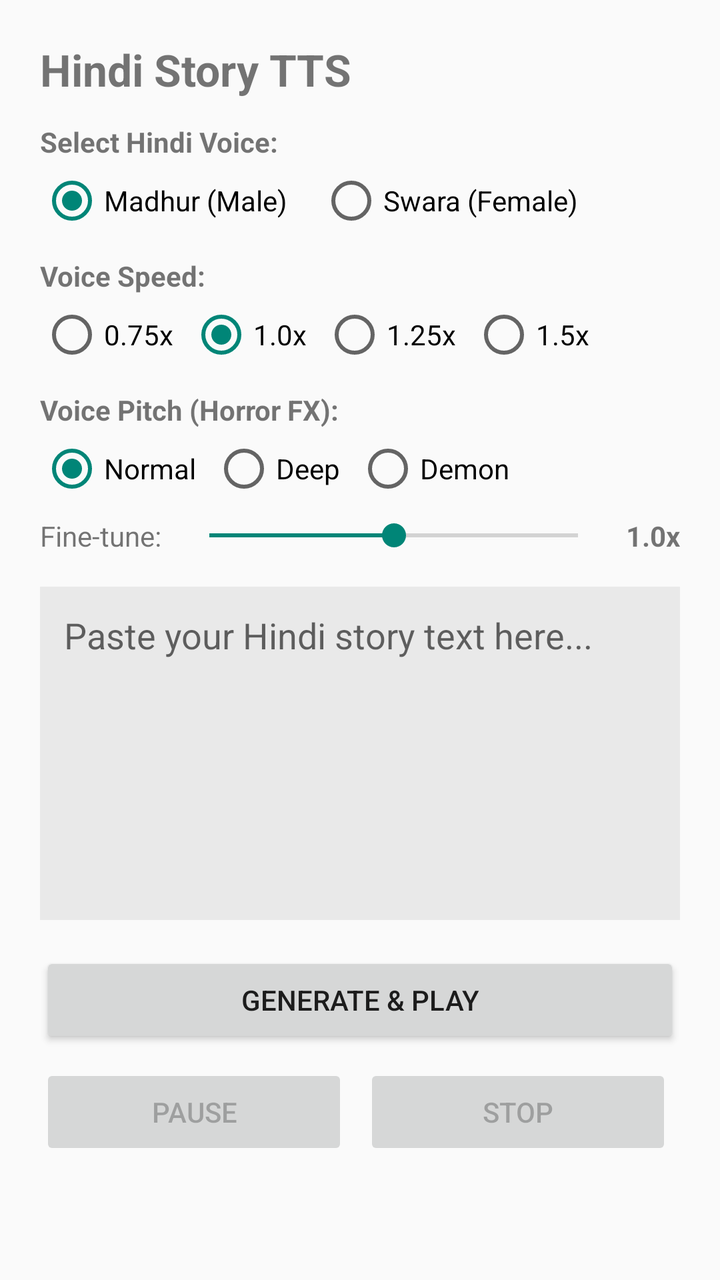
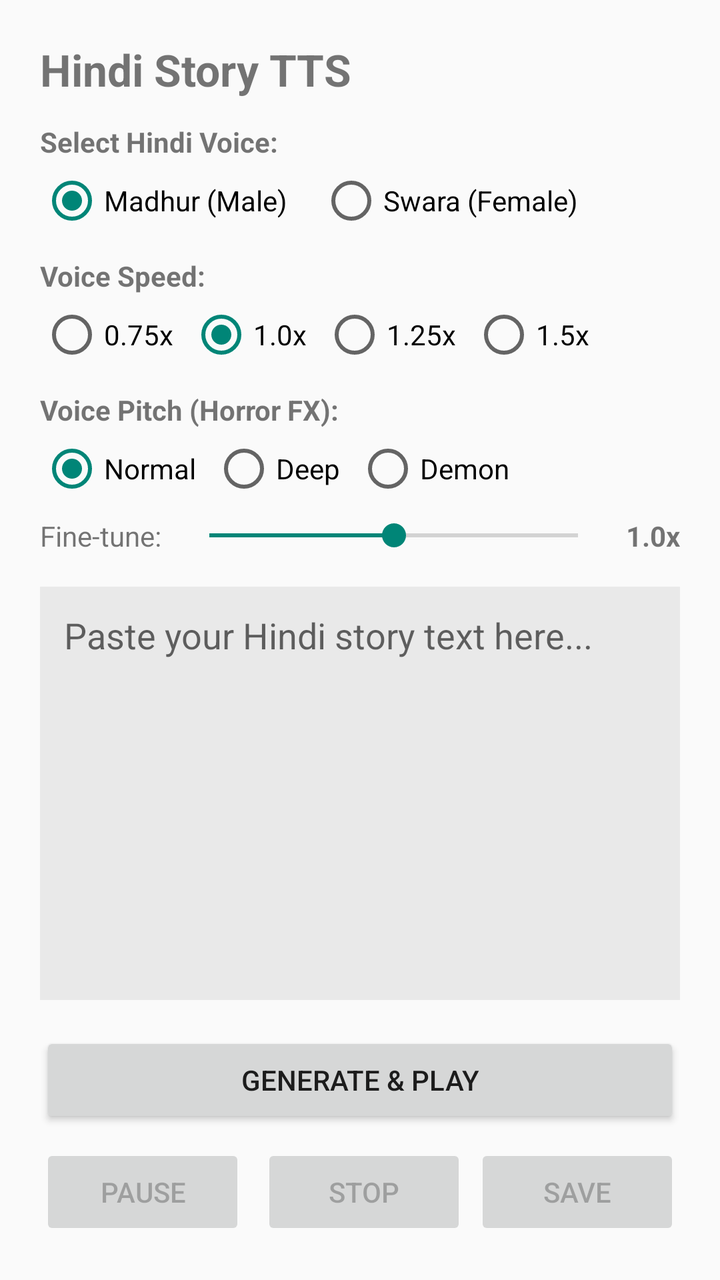

Before-and-after screenshots of an Android layout around one commit, followed by the original layout XML and the change that was made.
<!-- AndroidManifest.xml: application theme Theme.AppCompat.Light.DarkActionBar -->
<!-- res/layout/activity_main.xml -->
<?xml version="1.0" encoding="utf-8"?>
<ScrollView xmlns:android="http://schemas.android.com/apk/res/android"
    android:layout_width="match_parent"
    android:layout_height="match_parent"
    android:fillViewport="true">

    <LinearLayout
        android:layout_width="match_parent"
        android:layout_height="wrap_content"
        android:orientation="vertical"
        android:padding="20dp">

        <TextView
            android:layout_width="wrap_content"
            android:layout_height="wrap_content"
            android:text="Hindi Story TTS"
            android:textSize="22sp"
            android:textStyle="bold"
            android:layout_marginBottom="12dp"/>

        
        <TextView
            android:layout_width="wrap_content"
            android:layout_height="wrap_content"
            android:text="Select Hindi Voice:"
            android:textStyle="bold"
            android:layout_marginBottom="4dp"/>

        <RadioGroup
            android:id="@+id/radioGroupVoice"
            android:layout_width="match_parent"
            android:layout_height="wrap_content"
            android:orientation="horizontal"
            android:layout_marginBottom="12dp">

            <RadioButton
                android:id="@+id/radioMadhur"
                android:layout_width="wrap_content"
                android:layout_height="wrap_content"
                android:text="Madhur (Male)"
                android:checked="true"
                android:layout_marginEnd="16dp"/>

            <RadioButton
                android:id="@+id/radioSwara"
                android:layout_width="wrap_content"
                android:layout_height="wrap_content"
                android:text="Swara (Female)"/>
        </RadioGroup>

        
        <TextView
            android:layout_width="wrap_content"
            android:layout_height="wrap_content"
            android:text="Voice Speed:"
            android:textStyle="bold"
            android:layout_marginBottom="4dp"/>

        <RadioGroup
            android:id="@+id/radioGroupSpeed"
            android:layout_width="match_parent"
            android:layout_height="wrap_content"
            android:orientation="horizontal"
            android:layout_marginBottom="12dp">

            <RadioButton
                android:id="@+id/speed075"
                android:layout_width="wrap_content"
                android:layout_height="wrap_content"
                android:text="0.75x"
                android:layout_marginEnd="8dp"/>

            <RadioButton
                android:id="@+id/speed100"
                android:layout_width="wrap_content"
                android:layout_height="wrap_content"
                android:text="1.0x"
                android:checked="true"
                android:layout_marginEnd="8dp"/>

            <RadioButton
                android:id="@+id/speed125"
                android:layout_width="wrap_content"
                android:layout_height="wrap_content"
                android:text="1.25x"
                android:layout_marginEnd="8dp"/>

            <RadioButton
                android:id="@+id/speed150"
                android:layout_width="wrap_content"
                android:layout_height="wrap_content"
                android:text="1.5x"/>
        </RadioGroup>

        
        <TextView
            android:layout_width="wrap_content"
            android:layout_height="wrap_content"
            android:text="Voice Pitch (Horror FX):"
            android:textStyle="bold"
            android:layout_marginBottom="4dp"/>

        <RadioGroup
            android:id="@+id/radioGroupPitch"
            android:layout_width="match_parent"
            android:layout_height="wrap_content"
            android:orientation="horizontal"
            android:layout_marginBottom="8dp">

            <RadioButton
                android:id="@+id/pitchNormal"
                android:layout_width="wrap_content"
                android:layout_height="wrap_content"
                android:text="Normal"
                android:checked="true"
                android:layout_marginEnd="8dp"/>

            <RadioButton
                android:id="@+id/pitchDeep"
                android:layout_width="wrap_content"
                android:layout_height="wrap_content"
                android:text="Deep"
                android:layout_marginEnd="8dp"/>

            <RadioButton
                android:id="@+id/pitchDemon"
                android:layout_width="wrap_content"
                android:layout_height="wrap_content"
                android:text="Demon"/>
        </RadioGroup>

        
        <LinearLayout
            android:layout_width="match_parent"
            android:layout_height="wrap_content"
            android:orientation="horizontal"
            android:layout_marginBottom="16dp"
            android:gravity="center_vertical">

            <TextView
                android:layout_width="wrap_content"
                android:layout_height="wrap_content"
                android:text="Fine-tune:"
                android:textSize="14sp"
                android:layout_marginEnd="8dp"/>

            <SeekBar
                android:id="@+id/seekBarPitch"
                android:layout_width="0dp"
                android:layout_height="wrap_content"
                android:layout_weight="1"
                android:max="200"
                android:progress="100"/>

            <TextView
                android:id="@+id/txtPitchValue"
                android:layout_width="wrap_content"
                android:layout_height="wrap_content"
                android:text="1.0x"
                android:textStyle="bold"
                android:layout_marginStart="8dp"/>
        </LinearLayout>

        
        <EditText
            android:id="@+id/editStoryText"
            android:layout_width="match_parent"
            android:layout_height="0dp"
            android:layout_weight="1"
            android:minHeight="140dp"
            android:gravity="top|start"
            android:hint="Paste your Hindi story text here..."
            android:inputType="textMultiLine"
            android:background="#11000000"
            android:padding="12dp"
            android:layout_marginBottom="16dp"/>

        
        <Button
            android:id="@+id/btnGeneratePlay"
            android:layout_width="match_parent"
            android:layout_height="wrap_content"
            android:text="Generate &amp; Play"
            android:padding="14dp"
            android:layout_marginBottom="8dp"/>

        
        <LinearLayout
            android:layout_width="match_parent"
            android:layout_height="wrap_content"
            android:orientation="horizontal"
            android:weightSum="2">

            <Button
                android:id="@+id/btnPauseResume"
                android:layout_width="0dp"
                android:layout_height="wrap_content"
                android:layout_weight="1"
                android:text="Pause"
                android:enabled="false"
                android:layout_marginEnd="4dp"/>

            <Button
                android:id="@+id/btnStop"
                android:layout_width="0dp"
                android:layout_height="wrap_content"
                android:layout_weight="1"
                android:text="Stop"
                android:enabled="false"
                android:layout_marginStart="4dp"/>

            <Button
                android:id="@+id/btnSave"
                android:layout_width="0dp"
                android:layout_height="wrap_content"
                android:layout_weight="1"
                android:text="Save"
                android:enabled="false"
                android:layout_marginStart="4dp"/>
        </LinearLayout>

    </LinearLayout>
</ScrollView>
<!-- resources referenced by this layout -->
<resources>

</resources>

<!-- the commit's change to res/layout/activity_main.xml (unified diff, before → after) -->
@@ -189,7 +189,7 @@
             android:layout_width="match_parent"
             android:layout_height="wrap_content"
             android:orientation="horizontal"
-            android:weightSum="2">
+            android:weightSum="3">
 
             <Button
                 android:id="@+id/btnPauseResume"
